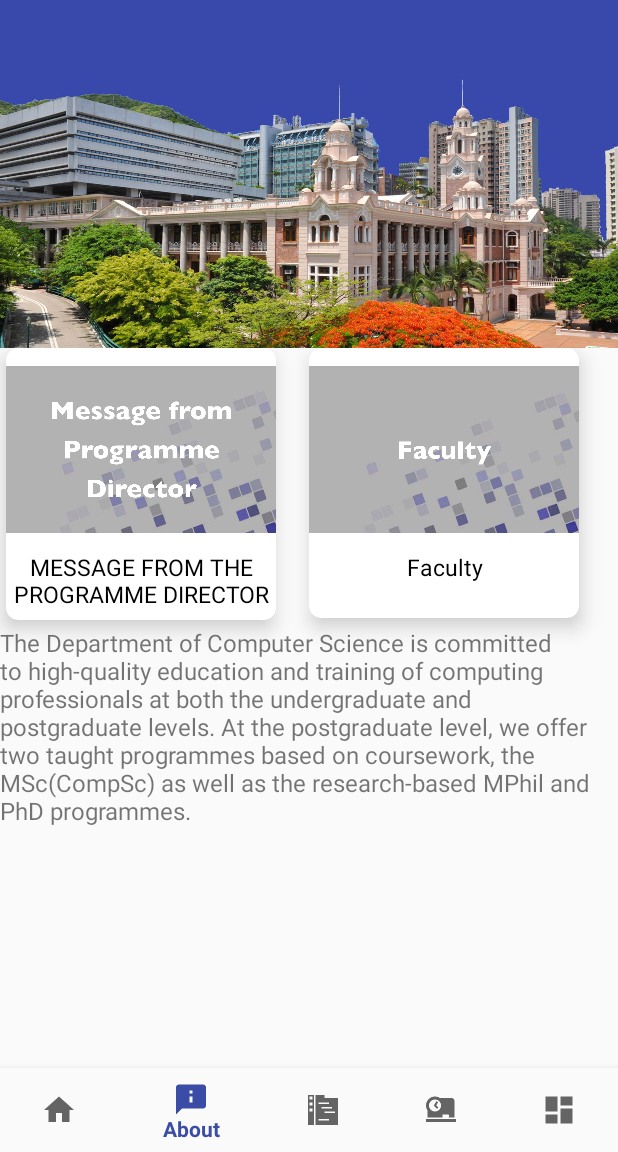
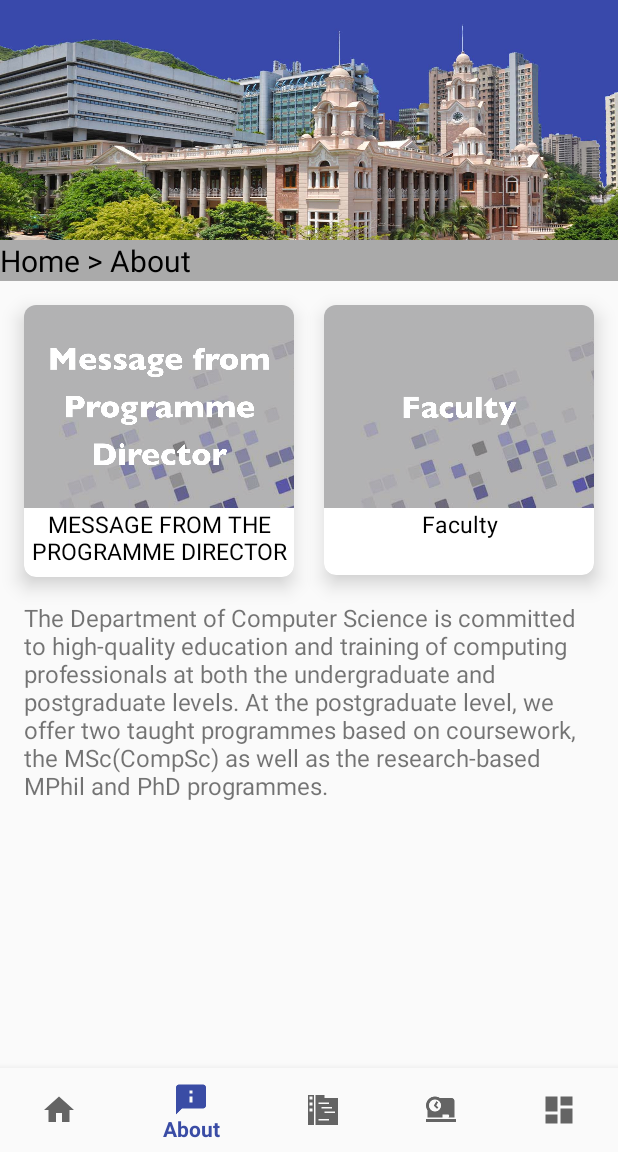
Before and after one commit to stormrise/MScCS, an Android app: the screen it shows after launch (MainActivity), item 2 of the bottom bar chosen, on a phone screen of 412 x 824 dp, the part 84-1236 px from its top. Run offline under Robolectric (Android 15) with nearby library versions, the phone set to English and light mode, and no system bars; libraries missing offline, so code that uses them is left out: cn.bingoogolapple.bgabanner, com.bin.david; pictures from the network do not load; 4 statements that could not run were skipped.

Commit message:
UI optimise

```diff
--- a/app/src/main/java/hk/hku/cs/msccs/HomeFragment.java
+++ b/app/src/main/java/hk/hku/cs/msccs/HomeFragment.java
@@ -64,6 +64,9 @@ public class HomeFragment extends Fragment implements View.OnClickListener{
         //点击事件
         bannerImage.setOnClickListener(this);
         cardimg1.setOnClickListener(this);
+        cardimg2.setOnClickListener(this);
+        cardimg3.setOnClickListener(this);
+        cardimg4.setOnClickListener(this);
 
 
     }
@@ -89,13 +92,16 @@ public class HomeFragment extends Fragment implements View.OnClickListener{
                 startActivity(intent_1);
                 break;
             case R.id.home_card_view2_image:
-
+                Intent intent_2=new Intent(getContext(),duration.class);
+                startActivity(intent_2);
                 break;
             case R.id.home_card_view3_image:
-
+                Intent intent_3=new Intent(getContext(),ad_3.class);
+                startActivity(intent_3);
                 break;
             case R.id.home_card_view4_image:
-
+                Intent intent_4=new Intent(getContext(),ad_2.class);
+                startActivity(intent_4);
                 break;
         }
     }
--- a/app/src/main/res/layout/fragment_about.xml
+++ b/app/src/main/res/layout/fragment_about.xml
@@ -10,13 +10,14 @@
         android:id="@+id/about_card_view1"
         android:layout_width="180dp"
         android:layout_height="181dp"
-        android:layout_marginStart="4dp"
+        android:layout_marginStart="16dp"
+        android:layout_marginTop="16dp"
         android:clickable="true"
         android:foreground="?android:attr/selectableItemBackground"
         app:cardCornerRadius="8dp"
         app:cardElevation="8dp"
         app:layout_constraintStart_toStartOf="parent"
-        app:layout_constraintTop_toBottomOf="@+id/imageView">
+        app:layout_constraintTop_toBottomOf="@+id/banner_text">
 
         <LinearLayout
             android:layout_width="match_parent"
@@ -27,6 +28,7 @@
                 android:id="@+id/about_card_view1_image"
                 android:layout_width="match_parent"
                 android:layout_height="135dp"
+                android:scaleType="centerCrop"
                 android:src="@drawable/kpchowms" />
 
             <TextView
@@ -45,14 +47,14 @@
         android:id="@+id/about_card_view2"
         android:layout_width="180dp"
         android:layout_height="180dp"
-        android:layout_marginEnd="4dp"
+        android:layout_marginTop="16dp"
+        android:layout_marginEnd="16dp"
         android:clickable="true"
         android:foreground="?android:attr/selectableItemBackground"
         app:cardCornerRadius="8dp"
         app:cardElevation="8dp"
         app:layout_constraintEnd_toEndOf="parent"
-        app:layout_constraintStart_toEndOf="@+id/about_card_view1"
-        app:layout_constraintTop_toBottomOf="@+id/imageView">
+        app:layout_constraintTop_toBottomOf="@+id/banner_text">
 
         <LinearLayout
             android:layout_width="match_parent"
@@ -63,6 +65,7 @@
                 android:id="@+id/about_card_view2_image"
                 android:layout_width="match_parent"
                 android:layout_height="135dp"
+                android:scaleType="centerCrop"
                 android:src="@drawable/faculty" />
 
             <TextView
@@ -81,7 +84,9 @@
         android:id="@+id/about_textView"
         android:layout_width="match_parent"
         android:layout_height="wrap_content"
-        android:layout_marginTop="4dp"
+        android:layout_marginStart="16dp"
+        android:layout_marginTop="16dp"
+        android:layout_marginEnd="16dp"
         android:text="The Department of Computer Science is committed to high-quality education and training of computing professionals at both the undergraduate and postgraduate levels. At the postgraduate level, we offer two taught programmes based on coursework, the MSc(CompSc) as well as the research-based MPhil and PhD programmes.
 "
         android:textSize="16sp"
@@ -92,12 +97,24 @@
     <ImageView
         android:id="@+id/imageView"
         android:layout_width="match_parent"
-        android:layout_height="232dp"
+        android:layout_height="160dp"
         android:src="@drawable/whyhku"
+        android:scaleType="centerCrop"
         app:layout_constraintEnd_toEndOf="parent"
-        app:layout_constraintHorizontal_bias="1.0"
         app:layout_constraintStart_toStartOf="parent"
         app:layout_constraintTop_toTopOf="parent" />
 
+    <TextView
+        android:id="@+id/banner_text"
+        android:layout_width="match_parent"
+        android:layout_height="wrap_content"
+        android:background="@android:color/darker_gray"
+        android:text="Home > About"
+        android:textColor="@android:color/black"
+        android:textSize="20dp"
+        app:layout_constraintEnd_toEndOf="parent"
+        app:layout_constraintStart_toStartOf="parent"
+        app:layout_constraintTop_toBottomOf="@+id/imageView" />
+
 
 </android.support.constraint.ConstraintLayout>
```
Also changed, not shown: app/src/main/res/layout/fragment_admission.xml (+16 -3 lines), app/src/main/res/layout/pro_overview.xml (line endings or trailing spaces).
